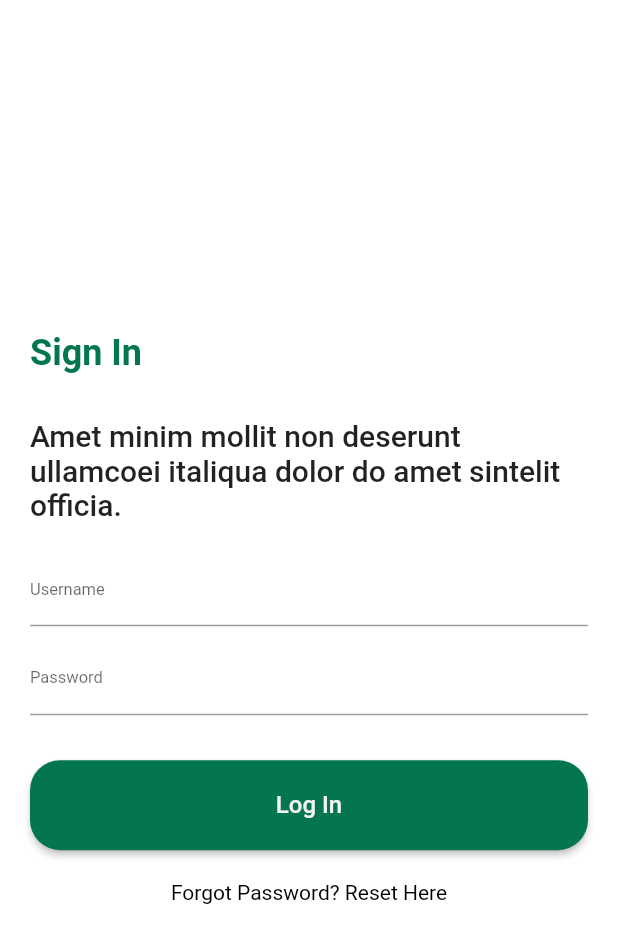
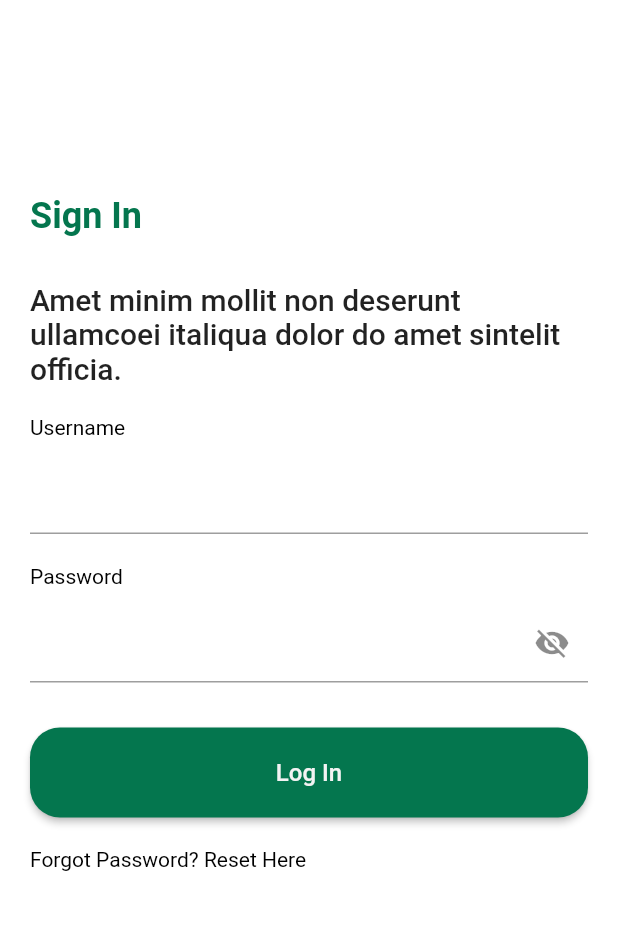
Before and after one commit to duongquangsang080299/flutter_exercise, a Flutter app: the screen it shows after launch, after a tap on "CAMPAIGNS", after a tap on "Login with email", on a phone screen of 412 x 824 dp. Shown: the top 943 px of the screen. Run offline on Flutter 3.47's test engine with Material 2 defaults, Android fonts, the light colour scheme and no system bars; our stand-ins replace bloc, device_preview, flutter_bloc, go_router; generated files the repository leaves out were written again.

Commit message:
Fix: Sign in

```diff
--- a/lib/features/sign_in.dart
+++ b/lib/features/sign_in.dart
@@ -2,22 +2,31 @@ import 'package:flutter/material.dart';
 import 'package:soccer_club_app/core/color/app_color.dart';
 import 'package:soccer_club_app/widgets/button.dart';
 import 'package:soccer_club_app/widgets/input.dart';
+import 'package:soccer_club_app/widgets/text.dart';
 
-class SignIn extends StatelessWidget {
+class SignIn extends StatefulWidget {
   const SignIn({super.key});
+
+  @override
+  State<SignIn> createState() => _SignInState();
+}
+
+class _SignInState extends State<SignIn> {
+  bool? showPassword;
 
   @override
   Widget build(BuildContext context) {
     return Scaffold(
       body: Padding(
-        padding: const EdgeInsets.all(20),
+        padding: const EdgeInsets.symmetric(horizontal: 20),
         child: Column(
-          mainAxisAlignment: MainAxisAlignment.center,
-          crossAxisAlignment: CrossAxisAlignment.stretch,
+          crossAxisAlignment: CrossAxisAlignment.start,
           children: [
+            const SizedBox(height: 130),
             // Display Large Text
-            Text(
-              'Sign In',
+            SCText.bodyLarge(
+              context,
+              text: 'Sign In',
               style: Theme.of(context)
                   .textTheme
                   .displayLarge
@@ -28,7 +37,8 @@ class SignIn extends StatelessWidget {
 
             // Title Text
             Text(
-              'Amet minim mollit non deserunt ullamcoei italiqua dolor do amet sintelit officia.',
+              'Amet minim mollit non deserunt ullamcoei italiqua dolor'
+              ' do amet sintelit officia.',
               style: Theme.of(context).textTheme.titleLarge,
             ),
 
@@ -37,26 +47,26 @@ class SignIn extends StatelessWidget {
             // Text Form Fields for Username and Password
             Column(
               children: [
-                SCInput.textField(
+                SCInput.username(
                   labelText: 'Username',
-                  decoration: const InputDecoration(
-                    hintText: 'Enter your username',
-                    border: OutlineInputBorder(),
-                  ),
+
                   // focusNode: usernameFocus,
                 ),
 
-                const SizedBox(height: 10),
+                const SizedBox(height: 20),
 
                 // Password Text Form Field
                 SCInput.password(
                   labelText: 'Password',
-                  decoration: const InputDecoration(
-                    hintText: 'Enter your password',
-                    border: OutlineInputBorder(),
-                    suffixIcon: Icon(Icons.visibility_off),
+                  suffixIcon: IconButton(
+                    icon: const Icon(Icons.visibility_off),
+                    onPressed: () {
+                      setState(() {
+                        showPassword = !(showPassword ?? false);
+                      });
+                    },
                   ),
-                  obscureText: true,
+                  obscureText: showPassword ?? true,
                   // focusNode: passwordFocus,
                 ),
               ],
@@ -72,7 +82,7 @@ class SignIn extends StatelessWidget {
               },
               text: 'Log In',
               backgroundColor: AppColor.primaryColor, // Customize button color
-              width: 318, // Takes the full width of the screen
+              width: double.infinity, // Takes the full width of the screen
               height: 60, // Adjust the height as needed
               borderRadius: 30, // Customize border radius
             ),
--- a/lib/features/sign_up.dart
+++ b/lib/features/sign_up.dart
@@ -52,23 +52,17 @@ class SignUp extends StatelessWidget {
             // Text Form Fields for Username and Password
             Column(
               children: [
-                SCInput.textField(
+                SCInput.username(
                   labelText: 'Username',
-                  decoration: const InputDecoration(
-                    hintText: 'Enter your username',
-                    border: OutlineInputBorder(),
-                  ),
+
                   // focusNode: usernameFocus,
                 ),
 
                 const SizedBox(height: 10),
 
                 SCInput.email(
-                  labelText: 'Email',
-                  decoration: const InputDecoration(
-                    hintText: 'Enter your Email',
-                    border: OutlineInputBorder(),
-                  ),
+                 labelText: 'Email',
+
                 ),
                 const SizedBox(
                   height: 10,
@@ -77,11 +71,7 @@ class SignUp extends StatelessWidget {
                 // Password Text Form Field
                 SCInput.password(
                   labelText: 'Password',
-                  decoration: const InputDecoration(
-                    hintText: 'Enter your password',
-                    border: OutlineInputBorder(),
-                    suffixIcon: Icon(Icons.visibility_off),
-                  ),
+                 suffixIcon: const Icon(Icons.visibility_off),
                   obscureText: true,
                   // focusNode: passwordFocus,
                 ),
--- a/lib/widgets/input.dart
+++ b/lib/widgets/input.dart
@@ -1,108 +1,109 @@
 import 'package:flutter/material.dart';
+import 'package:soccer_club_app/widgets/text.dart';
 
 class SCInput extends StatelessWidget {
   const SCInput({
-    required this.labelText,
-    super.key,
-    this.hintText,
+    super.key, // Use Key? key instead of super.key.
     this.focusNode,
-    this.errorMessage,
-    this.isPassword = false,
     this.suffixIcon,
+    this.textInputAction,
+    this.keyboardType,
+    this.labelText,
+    this.obscureText = false,
     this.controller,
     this.validator,
-    this.keyboardType,
-    this.obscureText = false,
-    this.decoration,
+    this.contentPadding,
   });
+
+  /// Factory constructor for email input
+  factory SCInput.email({
+    FocusNode? focusNode,
+    TextInputType? keyboardType,
+    String? labelText,
+    TextInputAction? textInputAction,
+  }) {
+    return SCInput(
+      focusNode: focusNode,
+      labelText: labelText,
+      keyboardType: keyboardType,
+      textInputAction: textInputAction,
+    );
+  }
+
+  /// Factory constructor for username input
+  factory SCInput.username({
+    FocusNode? focusNode,
+    TextInputType? keyboardType,
+    TextInputAction? textInputAction,
+    String? labelText,
+  }) {
+    return SCInput(
+      focusNode: focusNode,
+      keyboardType: keyboardType,
+      labelText: labelText,
+      textInputAction: textInputAction,
+    );
+  }
 
   /// Factory constructor for password input
   factory SCInput.password({
-    required String labelText,
     Key? key,
     FocusNode? focusNode,
-    String? hintText,
     Widget? suffixIcon,
-    bool obscureText = true,
-    InputDecoration? decoration,
+    String? labelText,
+    bool obscureText = false, // Set default value to false.
+    TextInputType? keyboardType,
+    EdgeInsetsGeometry? contentPadding,
   }) {
     return SCInput(
       key: key,
+      focusNode: focusNode,
       labelText: labelText,
-      focusNode: focusNode,
-      hintText: hintText,
-      isPassword: true,
+      obscureText: obscureText,
       suffixIcon: suffixIcon,
-      obscureText: obscureText,
-      decoration: decoration,
-    );
-  }
-
-  /// Factory constructor for regular text input
-  factory SCInput.textField({
-    required String labelText,
-    Key? key,
-    FocusNode? focusNode,
-    String? hintText,
-    InputDecoration? decoration,
-  }) {
-    return SCInput(
-      key: key,
-      labelText: labelText,
-      focusNode: focusNode,
-      hintText: hintText,
-      decoration: decoration,
-    );
-  }
-
-  /// Factory constructor for email input
-  factory SCInput.email({
-    required String labelText,
-    Key? key,
-    FocusNode? focusNode,
-    String? hintText,
-    InputDecoration? decoration,
-  }) {
-    return SCInput(
-      key: key,
-      labelText: labelText,
-      focusNode: focusNode,
-      hintText: hintText,
-      keyboardType: TextInputType.emailAddress,
-      decoration: decoration,
+      keyboardType: keyboardType,
+      contentPadding: contentPadding,
     );
   }
 
   /// Properties
-  final String? errorMessage;
-  final bool isPassword;
-  final String? hintText;
-  final String labelText;
+
   final FocusNode? focusNode;
+  final TextEditingController? controller;
   final Widget? suffixIcon;
-  final TextEditingController? controller;
-  final FormFieldValidator<String>? validator;
   final TextInputType? keyboardType;
-  final bool obscureText;
-  final InputDecoration? decoration;
-
+  final TextInputAction? textInputAction;
+  final bool? obscureText;
+  final String? Function(String?)? validator;
+  final String? labelText;
+  final EdgeInsetsGeometry? contentPadding;
 
   @override
   Widget build(BuildContext context) {
     /// Build the TextFormField with provided properties
-    return TextFormField(
-      controller: controller,
-      decoration: InputDecoration(
-        labelText: labelText,
-        hintText: hintText,
-        suffixIcon: suffixIcon,
-
-      ),
-      validator: validator,
-      keyboardType: keyboardType,
-      focusNode: focusNode,
-      obscureText: obscureText,
-
+    return Column(
+      crossAxisAlignment: CrossAxisAlignment.start,
+      children: [
+        SCText.bodyLarge(context, text: labelText ?? ''),
+        const SizedBox(height: 10),
+        TextFormField(
+          style: Theme.of(context).textTheme.titleLarge,
+          decoration: InputDecoration(
+            suffixIcon: suffixIcon ?? const SizedBox.shrink(),
+            contentPadding: contentPadding ??
+                const EdgeInsets.symmetric(
+                  vertical: 15,
+                  horizontal: 15,
+                ),
+          ),
+          keyboardType: keyboardType,
+          textInputAction: textInputAction,
+          focusNode: focusNode,
+          validator: validator,
+          controller: controller,
+          obscureText: obscureText ?? false,
+        ),
+      ],
     );
   }
 }
```
